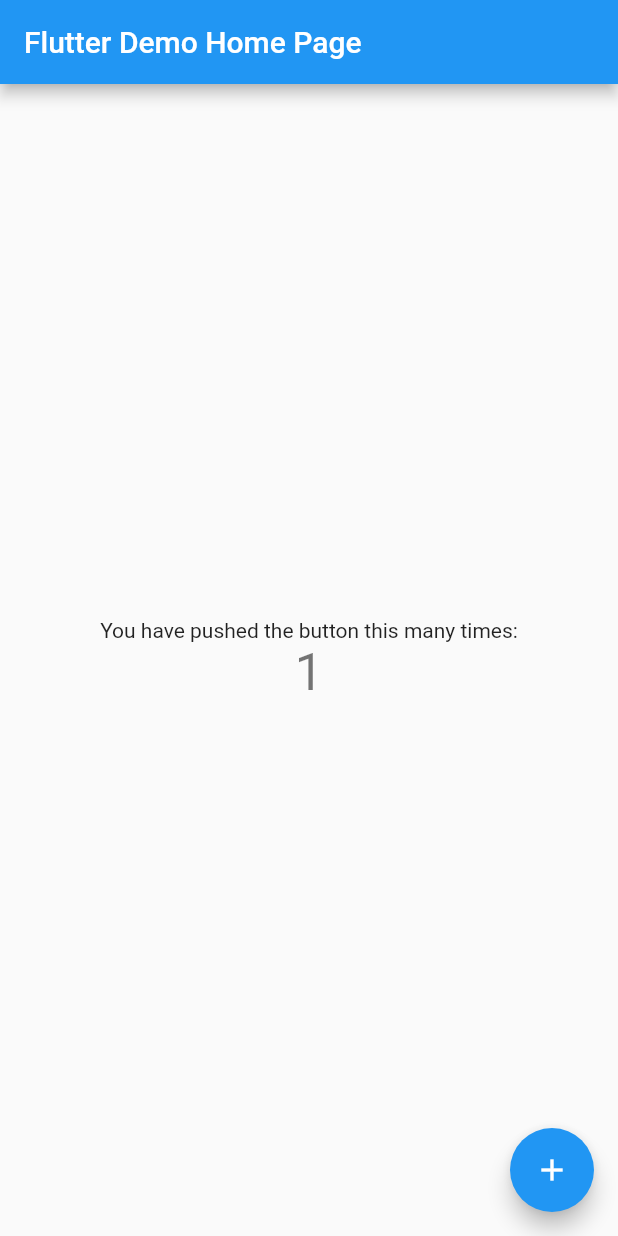
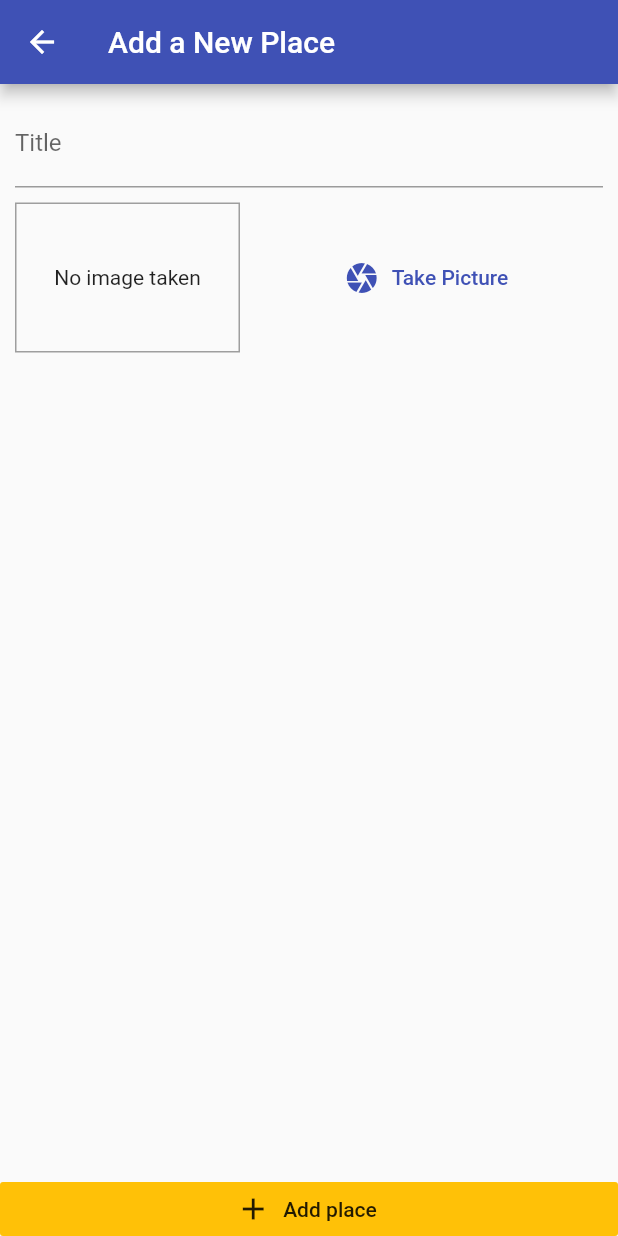
Before and after one commit to surya0180/NDF-Application, a Flutter app: the screen it shows after launch, after a tap on the "add" icon, on a phone screen of 412 x 824 dp. Run offline on Flutter 3.47's test engine with Material 2 defaults, Android fonts, the phone set to English and light mode, and no system bars.

Commit message:
Added screens and created models

```diff
--- a/lib/main.dart
+++ b/lib/main.dart
@@ -1,113 +1,27 @@
 import 'package:flutter/material.dart';
+import 'package:ndf_app/providers/great_places.dart';
+import 'package:ndf_app/screens/add_place_screen.dart';
+import 'package:ndf_app/screens/places_list_screen.dart';
+import 'package:provider/provider.dart';
 
-void main() {
-  runApp(MyApp());
-}
+void main() => runApp(MyApp());
 
 class MyApp extends StatelessWidget {
-  // This widget is the root of your application.
   @override
   Widget build(BuildContext context) {
-    return MaterialApp(
-      title: 'Flutter Demo',
-      theme: ThemeData(
-        // This is the theme of your application.
-        //
-        // Try running your application with "flutter run". You'll see the
-        // application has a blue toolbar. Then, without quitting the app, try
-        // changing the primarySwatch below to Colors.green and then invoke
-        // "hot reload" (press "r" in the console where you ran "flutter run",
-        // or simply save your changes to "hot reload" in a Flutter IDE).
-        // Notice that the counter didn't reset back to zero; the application
-        // is not restarted.
-        primarySwatch: Colors.blue,
+    return ChangeNotifierProvider.value(
+      value: GreatPlaces(),
+      child: MaterialApp(
+        title: 'Great Places',
+        theme: ThemeData(
+          primarySwatch: Colors.indigo,
+          accentColor: Colors.amber,
+        ),
+        home: PlacesListScreen(),
+        routes: {
+          AddPlaceScreen.routeName: (ctx) => AddPlaceScreen(),
+        },
       ),
-      home: MyHomePage(title: 'Flutter Demo Home Page'),
     );
   }
 }
-
-class MyHomePage extends StatefulWidget {
-  MyHomePage({Key? key, required this.title}) : super(key: key);
-
-  // This widget is the home page of your application. It is stateful, meaning
-  // that it has a State object (defined below) that contains fields that affect
-  // how it looks.
-
-  // This class is the configuration for the state. It holds the values (in this
-  // case the title) provided by the parent (in this case the App widget) and
-  // used by the build method of the State. Fields in a Widget subclass are
-  // always marked "final".
-
-  final String title;
-
-  @override
-  _MyHomePageState createState() => _MyHomePageState();
-}
-
-class _MyHomePageState extends State<MyHomePage> {
-  int _counter = 0;
-
-  void _incrementCounter() {
-    setState(() {
-      // This call to setState tells the Flutter framework that something has
-      // changed in this State, which causes it to rerun the build method below
-      // so that the display can reflect the updated values. If we changed
-      // _counter without calling setState(), then the build method would not be
-      // called again, and so nothing would appear to happen.
-      _counter++;
-    });
-  }
-
-  @override
-  Widget build(BuildContext context) {
-    // This method is rerun every time setState is called, for instance as done
-    // by the _incrementCounter method above.
-    //
-    // The Flutter framework has been optimized to make rerunning build methods
-    // fast, so that you can just rebuild anything that needs updating rather
-    // than having to individually change instances of widgets.
-    return Scaffold(
-      appBar: AppBar(
-        // Here we take the value from the MyHomePage object that was created by
-        // the App.build method, and use it to set our appbar title.
-        title: Text(widget.title),
-      ),
-      body: Center(
-        // Center is a layout widget. It takes a single child and positions it
-        // in the middle of the parent.
-        child: Column(
-          // Column is also a layout widget. It takes a list of children and
-          // arranges them vertically. By default, it sizes itself to fit its
-          // children horizontally, and tries to be as tall as its parent.
-          //
-          // Invoke "debug painting" (press "p" in the console, choose the
-          // "Toggle Debug Paint" action from the Flutter Inspector in Android
-          // Studio, or the "Toggle Debug Paint" command in Visual Studio Code)
-          // to see the wireframe for each widget.
-          //
-          // Column has various properties to control how it sizes itself and
-          // how it positions its children. Here we use mainAxisAlignment to
-          // center the children vertically; the main axis here is the vertical
-          // axis because Columns are vertical (the cross axis would be
-          // horizontal).
-          mainAxisAlignment: MainAxisAlignment.center,
-          children: <Widget>[
-            Text(
-              'You have pushed the button this many times:',
-            ),
-            Text(
-              '$_counter',
-              style: Theme.of(context).textTheme.headline4,
-            ),
-          ],
-        ),
-      ),
-      floatingActionButton: FloatingActionButton(
-        onPressed: _incrementCounter,
-        tooltip: 'Increment',
-        child: Icon(Icons.add),
-      ), // This trailing comma makes auto-formatting nicer for build methods.
-    );
-  }
-}
--- /dev/null
+++ b/lib/models/place.dart
@@ -0,0 +1,26 @@
+import 'dart:io';
+import 'package:flutter/foundation.dart';
+
+class PlaceLocation {
+  final double latitude;
+  final double longitude;
+
+  PlaceLocation(
+    this.latitude,
+    this.longitude,
+  );
+}
+
+class Place {
+  final String id;
+  final String title;
+  final PlaceLocation location;
+  final File image;
+
+  Place({
+    @required this.id,
+    @required this.title,
+    @required this.location,
+    @required this.image,
+  });
+}
--- /dev/null
+++ b/lib/providers/great_places.dart
@@ -0,0 +1,13 @@
+import 'package:flutter/foundation.dart';
+import 'package:flutter/material.dart';
+import 'package:ndf_app/models/place.dart';
+
+class GreatPlaces with ChangeNotifier {
+  List<Place> _items = [];
+
+  List<Place> get items {
+    return [..._items];
+  }
+
+
+}
--- /dev/null
+++ b/lib/screens/add_place_screen.dart
@@ -0,0 +1,51 @@
+import 'package:flutter/material.dart';
+import 'package:ndf_app/widgets/image_input.dart';
+
+class AddPlaceScreen extends StatefulWidget {
+  static const routeName = '/add-place';
+
+  @override
+  _AddPlaceScreenState createState() => _AddPlaceScreenState();
+}
+
+class _AddPlaceScreenState extends State<AddPlaceScreen> {
+  final _titleController = TextEditingController();
+  @override
+  Widget build(BuildContext context) {
+    return Scaffold(
+      appBar: AppBar(
+        title: Text("Add a New Place"),
+      ),
+      body: Column(
+        crossAxisAlignment: CrossAxisAlignment.stretch,
+        children: <Widget>[
+          Expanded(
+            child: SingleChildScrollView(
+              child: Padding(
+                padding: const EdgeInsets.all(10.0),
+                child: Column(
+                  children: <Widget>[
+                    TextField(
+                      decoration: InputDecoration(labelText: 'Title'),
+                      controller: _titleController,
+                    ),
+                    SizedBox(height: 10,),
+                    ImageInput(),
+                  ],
+                ),
+              ),
+            ),
+          ),
+          RaisedButton.icon(
+            onPressed: () {},
+            icon: Icon(Icons.add),
+            label: Text('Add place'),
+            elevation: 0,
+            materialTapTargetSize: MaterialTapTargetSize.shrinkWrap,
+            color: Theme.of(context).accentColor,
+          ),
+        ],
+      ),
+    );
+  }
+}
--- /dev/null
+++ b/lib/screens/places_list_screen.dart
@@ -0,0 +1,24 @@
+import 'package:flutter/material.dart';
+import 'package:ndf_app/screens/add_place_screen.dart';
+
+class PlacesListScreen extends StatelessWidget {
+  @override
+  Widget build(BuildContext context) {
+    return Scaffold(
+      appBar: AppBar(
+        title: Text("Your places"),
+        actions: <Widget>[
+          IconButton(
+            onPressed: () {
+              Navigator.of(context).pushNamed(AddPlaceScreen.routeName);
+            },
+            icon: Icon(Icons.add),
+          ),
+        ],
+      ),
+      body: Center(
+        child: CircularProgressIndicator(),
+      ),
+    );
+  }
+}
--- /dev/null
+++ b/lib/widgets/image_input.dart
@@ -0,0 +1,51 @@
+import 'package:flutter/material.dart';
+import 'dart:io';
+
+class ImageInput extends StatefulWidget {
+  @override
+  _ImageInputState createState() => _ImageInputState();
+}
+
+class _ImageInputState extends State<ImageInput> {
+  File _storedImage;
+
+  @override
+  Widget build(BuildContext context) {
+    return Row(
+      children: <Widget>[
+        Container(
+          width: 150,
+          height: 100,
+          decoration: BoxDecoration(
+            border: Border.all(
+              width: 1,
+              color: Colors.grey,
+            ),
+          ),
+          child: _storedImage != null
+              ? Image.file(
+                  _storedImage,
+                  fit: BoxFit.cover,
+                  width: double.infinity,
+                )
+              : Text(
+                  "No image taken",
+                  textAlign: TextAlign.center,
+                ),
+          alignment: Alignment.center,
+        ),
+        SizedBox(
+          width: 10,
+        ),
+        Expanded(
+          child: FlatButton.icon(
+            icon: Icon(Icons.camera),
+            label: Text("Take Picture"),
+            textColor: Theme.of(context).primaryColor,
+            onPressed: () {},
+          ),
+        ),
+      ],
+    );
+  }
+}
--- a/pubspec.yaml
+++ b/pubspec.yaml
@@ -18,11 +18,12 @@
 version: 1.0.0+1
 
 environment:
-  sdk: ">=2.12.0 <3.0.0"
+  sdk: ">=2.11.0 <3.0.0"
 
 dependencies:
   flutter:
     sdk: flutter
+  provider: ^5.0.0
 
 
   # The following adds the Cupertino Icons font to your application.
```
Also changed, not shown: lib/screens/places_details_screen.dart (added), pubspec.lock.
